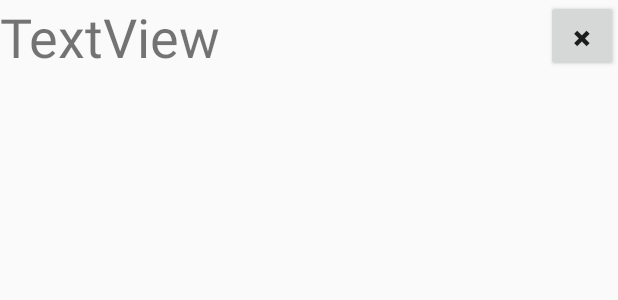
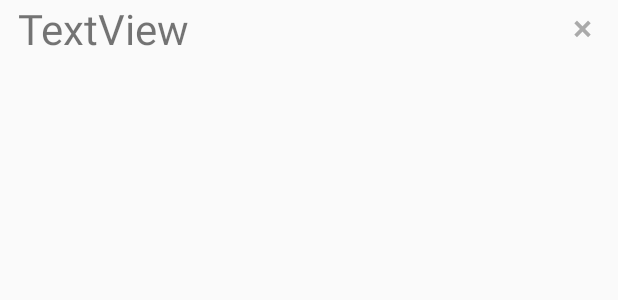
Before and after one commit to CaKe02/NoteApplication, an Android app: the layout adapter_row.xml on its own in the app's theme, with its tools: preview values and no code run, on a phone screen of 412 x 824 dp. Shown: the top 300 px of the screen. Run offline under Robolectric (Android 15) with nearby library versions, the phone set to English and light mode, and no system bars.

Commit message:
やったねたえちゃん！たぶんできたよ！ ３回目

```diff
--- a/app/src/main/res/layout/activity_main.xml
+++ b/app/src/main/res/layout/activity_main.xml
@@ -10,7 +10,7 @@
         android:id="@+id/linearLayout_container"
         android:layout_width="match_parent"
         android:layout_height="match_parent"
-        android:layout_margin="8dp"
+        android:layout_margin="12dp"
         android:orientation="vertical"
         tools:layout_editor_absoluteX="8dp"
         tools:layout_editor_absoluteY="8dp"></LinearLayout>
--- a/app/src/main/res/layout/adapter_row.xml
+++ b/app/src/main/res/layout/adapter_row.xml
@@ -14,14 +14,20 @@
             android:id="@+id/linearLayout_title"
             android:layout_width="wrap_content"
             android:layout_height="match_parent"
+            android:layout_weight="1"
             android:orientation="horizontal">
+
+            <Space
+                android:layout_width="12dp"
+                android:layout_height="wrap_content" />
 
             <TextView
                 android:id="@+id/textView_title"
                 android:layout_width="wrap_content"
-                android:layout_height="wrap_content"
+                android:layout_height="36dp"
                 android:text="TextView"
-                android:textSize="36sp" />
+                android:textAllCaps="false"
+                android:textSize="28sp" />
 
             <TextView
                 android:id="@+id/textView_titleId"
@@ -37,18 +43,16 @@
 
         </LinearLayout>
 
-        <Space
-            android:layout_width="wrap_content"
-            android:layout_height="wrap_content"
-            android:layout_weight="1" />
-
         <Button
             android:id="@+id/button_delete"
             android:layout_width="48dp"
-            android:layout_height="wrap_content"
+            android:layout_height="36dp"
             android:layout_gravity="center"
-            android:text="✖"
-            android:textAlignment="center" />
+            android:background="@android:color/transparent"
+            android:text="×"
+            android:textAlignment="center"
+            android:textColor="@android:color/darker_gray"
+            android:textSize="24sp" />
 
         <Space
             android:layout_width="wrap_content"
@@ -59,5 +63,6 @@
 
     <Space
         android:layout_width="match_parent"
-        android:layout_height="12dp" />
+        android:layout_height="8dp" />
+
 </LinearLayout>
```
Also changed, not shown: app/src/main/res/layout/fragment_editing.xml (+6 -7 lines), app/src/main/res/layout/fragment_main.xml (+17 -7 lines).
